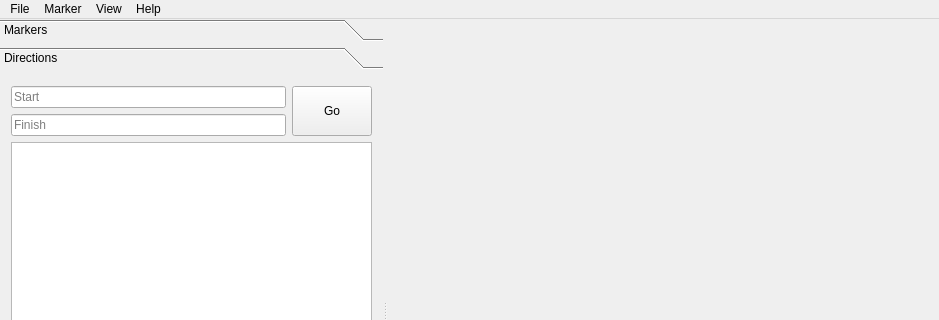
Before: the Qt Designer form mainwindow.ui in archnemesis/OSMExplorer, drawn with Qt 5; both pictures show x 0 to 939 and y 0 to 320 of the 939 by 623 pixel window.
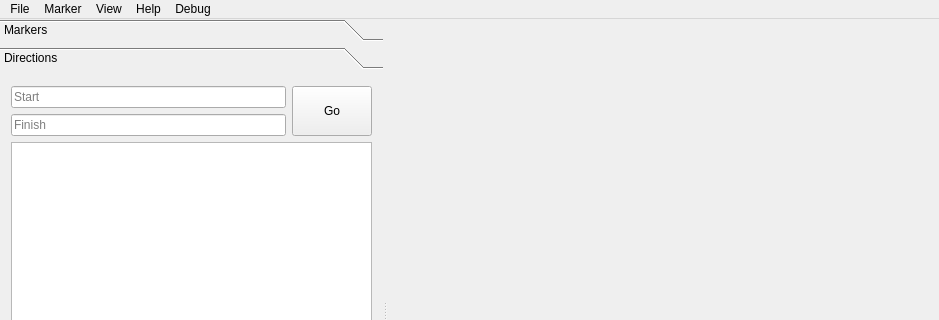
After: the same form once the commit is applied. Custom widgets are drawn as their Qt base class.

Patch:
```diff
--- a/mainwindow.ui
+++ b/mainwindow.ui
@@ -135,7 +135,7 @@
      <x>0</x>
      <y>0</y>
      <width>939</width>
-     <height>26</height>
+     <height>21</height>
     </rect>
    </property>
    <widget class="QMenu" name="menuFile">
@@ -170,10 +170,17 @@
     </property>
     <addaction name="actionViewSidebar"/>
    </widget>
+   <widget class="QMenu" name="menuDebug">
+    <property name="title">
+     <string>Debug</string>
+    </property>
+    <addaction name="actionDebugOpenDirectionsFile"/>
+   </widget>
    <addaction name="menuFile"/>
    <addaction name="menuMarker"/>
    <addaction name="menuView"/>
    <addaction name="menuHelp"/>
+   <addaction name="menuDebug"/>
   </widget>
   <widget class="QStatusBar" name="statusBar"/>
   <action name="actionExit">
```
Left out of the diff: 13 changed lines with no effect on the pictures.
